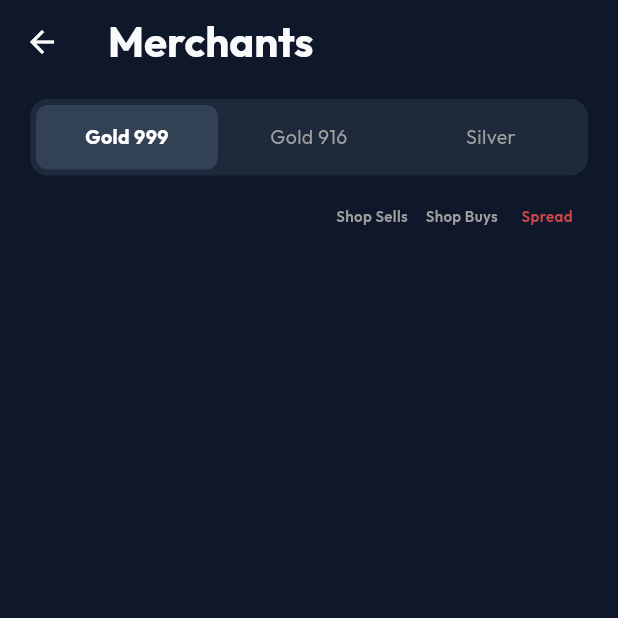
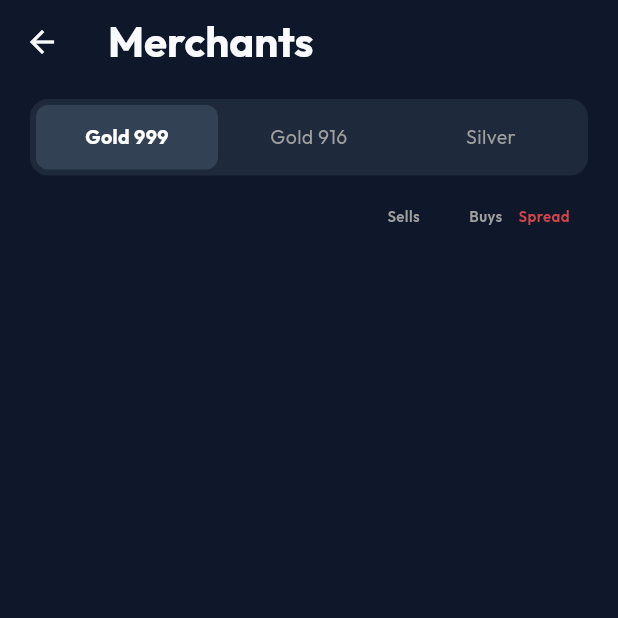
Before and after one commit to HKindaichi/pg-gold-price-api, a Flutter app: the MerchantsScreen screen opened directly, on a phone screen of 412 x 824 dp, the top half of it. Run offline on Flutter 3.47's test engine with Material 3 defaults, Android fonts, the phone set to English and light mode, and no system bars; our stand-ins replace csv, fl_chart, google_fonts, shared_preferences; accounts and stored records are empty; network calls fail.

Commit message:
UI: Fix price column overflow on Merchants screen

```diff
--- a/gold_price_flutter/lib/screens/merchants_screen.dart
+++ b/gold_price_flutter/lib/screens/merchants_screen.dart
@@ -54,14 +54,14 @@ class MerchantsScreen extends StatelessWidget {
                   children: [
                     const Expanded(child: SizedBox()), // Space for icon/name
                     SizedBox(
-                      width: 190, // Increased width for larger font
+                      width: 175, // Reduced from 190 to fix overflow
                       child: Row(
                         mainAxisAlignment: MainAxisAlignment.end,
                         children: [
-                          SizedBox(width: 60, child: Text("Shop Sells", textAlign: TextAlign.right, style: TextStyle(color: Theme.of(context).brightness == Brightness.dark ? Colors.grey : Colors.black54, fontSize: 10, fontWeight: FontWeight.w600))),
-                          SizedBox(width: 60, child: Text("Shop Buys", textAlign: TextAlign.right, style: TextStyle(color: Theme.of(context).brightness == Brightness.dark ? Colors.grey : Colors.black54, fontSize: 10, fontWeight: FontWeight.w600))),
-                          SizedBox(width: 50, child: Text("Spread", textAlign: TextAlign.right, style: TextStyle(color: Colors.redAccent.withOpacity(0.8), fontSize: 10, fontWeight: FontWeight.w600))),
-                          const SizedBox(width: 18), // Space for arrow icon (16 + 2)
+                          SizedBox(width: 55, child: Text("Sells", textAlign: TextAlign.right, style: TextStyle(color: Theme.of(context).brightness == Brightness.dark ? Colors.grey : Colors.black54, fontSize: 10, fontWeight: FontWeight.w600))),
+                          SizedBox(width: 55, child: Text("Buys", textAlign: TextAlign.right, style: TextStyle(color: Theme.of(context).brightness == Brightness.dark ? Colors.grey : Colors.black54, fontSize: 10, fontWeight: FontWeight.w600))),
+                          SizedBox(width: 45, child: Text("Spread", textAlign: TextAlign.right, style: TextStyle(color: Colors.redAccent.withOpacity(0.8), fontSize: 10, fontWeight: FontWeight.w600))),
+                          const SizedBox(width: 20), // chevron space
                         ],
                       ),
                     ),
@@ -288,32 +288,32 @@ class MerchantsScreen extends StatelessWidget {
                 ),
                 // Prices Section
                 SizedBox(
-                  width: 180,
+                  width: 175, // Reduced from 180 to fix overflow
                   child: Row(
                     mainAxisAlignment: MainAxisAlignment.end,
                     children: [
                       SizedBox(
-                        width: 60,
+                        width: 55,
                         child: Text(
                           record.sell.toStringAsFixed(2),
                           textAlign: TextAlign.right,
-                          style: TextStyle(fontSize: 14.5, fontWeight: FontWeight.bold, color: appTheme.brightness == Brightness.dark ? Colors.white : Colors.black87),
+                          style: TextStyle(fontSize: 14, fontWeight: FontWeight.bold, color: appTheme.brightness == Brightness.dark ? Colors.white : Colors.black87),
                         ),
                       ),
                       SizedBox(
-                        width: 60,
+                        width: 55,
                         child: Text(
                           record.buy.toStringAsFixed(2),
                           textAlign: TextAlign.right,
-                          style: TextStyle(fontSize: 14.5, fontWeight: FontWeight.bold, color: appTheme.brightness == Brightness.dark ? Colors.grey : Colors.black54),
+                          style: TextStyle(fontSize: 14, fontWeight: FontWeight.bold, color: appTheme.brightness == Brightness.dark ? Colors.grey : Colors.black54),
                         ),
                       ),
                       SizedBox(
-                        width: 50,
+                        width: 45,
                         child: Text(
                           record.spread.toStringAsFixed(2),
                           textAlign: TextAlign.right,
-                          style: const TextStyle(fontSize: 14.5, fontWeight: FontWeight.bold, color: Colors.redAccent),
+                          style: const TextStyle(fontSize: 14, fontWeight: FontWeight.bold, color: Colors.redAccent),
                         ),
                       ),
                       const SizedBox(width: 4),
```
